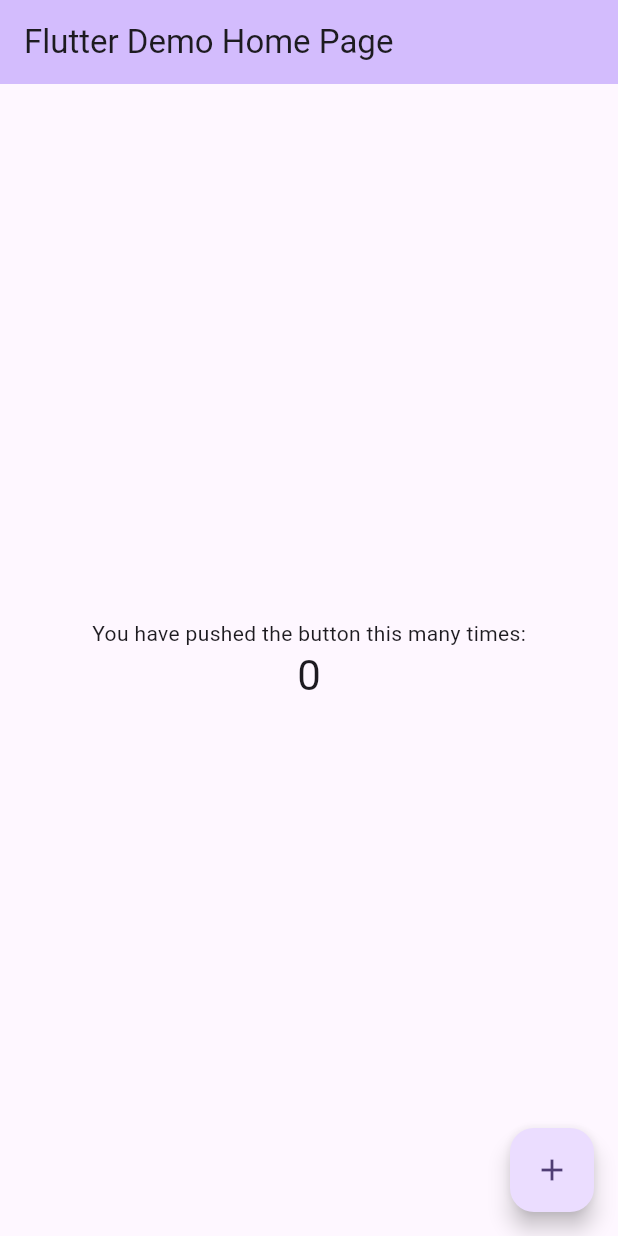
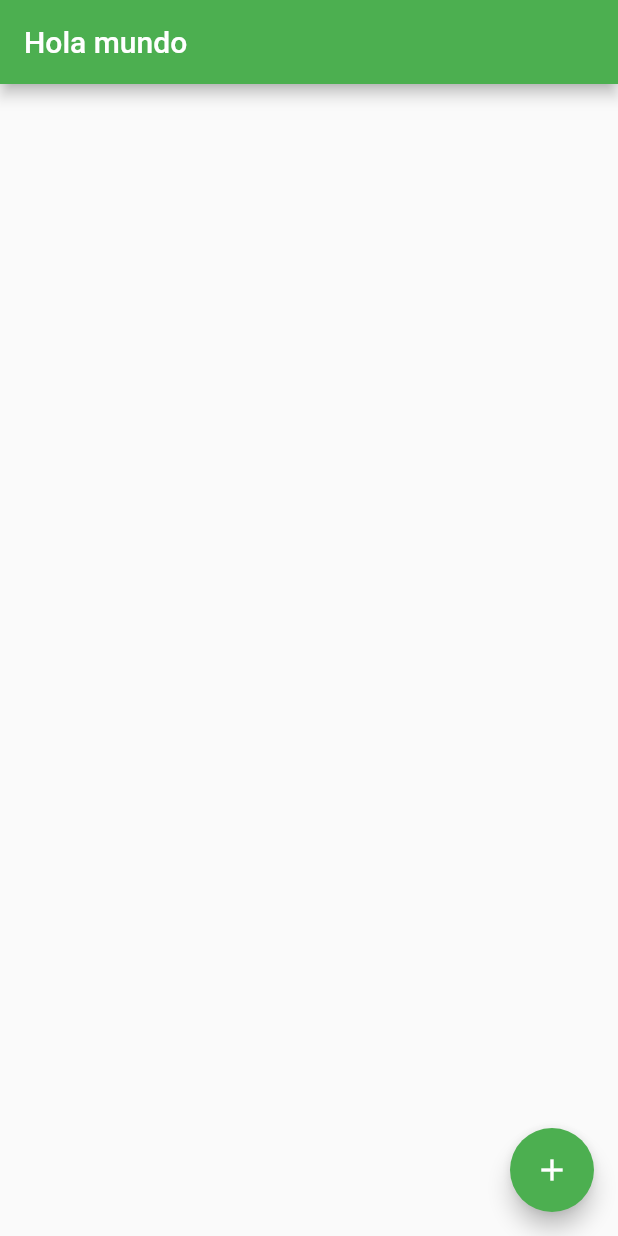
Before and after one commit to Juand4rck12/flutter-projects, a Flutter app: the screen it shows after launch, on a phone screen of 412 x 824 dp. Run offline on Flutter 3.47's test engine with Material 3 defaults, Android fonts, the phone set to English and light mode, and no system bars.

Commit message:
Personalización de widgets

```diff
--- a/teoria_0/lib/main.dart
+++ b/teoria_0/lib/main.dart
@@ -7,115 +7,30 @@ void main() {
 class MyApp extends StatelessWidget {
   const MyApp({super.key});
 
-  // This widget is the root of your application.
   @override
   Widget build(BuildContext context) {
     return MaterialApp(
-      title: 'Flutter Demo',
-      theme: ThemeData(
-        // This is the theme of your application.
-        //
-        // TRY THIS: Try running your application with "flutter run". You'll see
-        // the application has a purple toolbar. Then, without quitting the app,
-        // try changing the seedColor in the colorScheme below to Colors.green
-        // and then invoke "hot reload" (save your changes or press the "hot
-        // reload" button in a Flutter-supported IDE, or press "r" if you used
-        // the command line to start the app).
-        //
-        // Notice that the counter didn't reset back to zero; the application
-        // state is not lost during the reload. To reset the state, use hot
-        // restart instead.
-        //
-        // This works for code too, not just values: Most code changes can be
-        // tested with just a hot reload.
-        colorScheme: .fromSeed(seedColor: Colors.deepPurple),
-      ),
-      home: const MyHomePage(title: 'Flutter Demo Home Page'),
+      theme: ThemeData(useMaterial3: false, primarySwatch: Colors.green),
+      home: RootPage(),
     );
   }
 }
 
-class MyHomePage extends StatefulWidget {
-  const MyHomePage({super.key, required this.title});
-
-  // This widget is the home page of your application. It is stateful, meaning
-  // that it has a State object (defined below) that contains fields that affect
-  // how it looks.
-
-  // This class is the configuration for the state. It holds the values (in this
-  // case the title) provided by the parent (in this case the App widget) and
-  // used by the build method of the State. Fields in a Widget subclass are
-  // always marked "final".
-
-  final String title;
+class RootPage extends StatefulWidget {
+  const RootPage({super.key});
 
   @override
-  State<MyHomePage> createState() => _MyHomePageState();
+  State<RootPage> createState() => _RootPageState();
 }
 
-class _MyHomePageState extends State<MyHomePage> {
-  int _counter = 0;
-
-  void _incrementCounter() {
-    setState(() {
-      // This call to setState tells the Flutter framework that something has
-      // changed in this State, which causes it to rerun the build method below
-      // so that the display can reflect the updated values. If we changed
-      // _counter without calling setState(), then the build method would not be
-      // called again, and so nothing would appear to happen.
-      _counter++;
-    });
-  }
-
+class _RootPageState extends State<RootPage> {
   @override
   Widget build(BuildContext context) {
-    // This method is rerun every time setState is called, for instance as done
-    // by the _incrementCounter method above.
-    //
-    // The Flutter framework has been optimized to make rerunning build methods
-    // fast, so that you can just rebuild anything that needs updating rather
-    // than having to individually change instances of widgets.
     return Scaffold(
-      appBar: AppBar(
-        // TRY THIS: Try changing the color here to a specific color (to
-        // Colors.amber, perhaps?) and trigger a hot reload to see the AppBar
-        // change color while the other colors stay the same.
-        backgroundColor: Theme.of(context).colorScheme.inversePrimary,
-        // Here we take the value from the MyHomePage object that was created by
-        // the App.build method, and use it to set our appbar title.
-        title: Text(widget.title),
-      ),
-      body: Center(
-        // Center is a layout widget. It takes a single child and positions it
-        // in the middle of the parent.
-        child: Column(
-          // Column is also a layout widget. It takes a list of children and
-          // arranges them vertically. By default, it sizes itself to fit its
-          // children horizontally, and tries to be as tall as its parent.
-          //
-          // Column has various properties to control how it sizes itself and
-          // how it positions its children. Here we use mainAxisAlignment to
-          // center the children vertically; the main axis here is the vertical
-          // axis because Columns are vertical (the cross axis would be
-          // horizontal).
-          //
-          // TRY THIS: Invoke "debug painting" (choose the "Toggle Debug Paint"
-          // action in the IDE, or press "p" in the console), to see the
-          // wireframe for each widget.
-          mainAxisAlignment: .center,
-          children: [
-            const Text('You have pushed the button this many times:'),
-            Text(
-              '$_counter',
-              style: Theme.of(context).textTheme.headlineMedium,
-            ),
-          ],
-        ),
-      ),
+      appBar: AppBar(title: const Text("Hola mundo")),
       floatingActionButton: FloatingActionButton(
-        onPressed: _incrementCounter,
-        tooltip: 'Increment',
-        child: const Icon(Icons.add),
+        child: Icon(Icons.add),
+        onPressed: () => {debugPrint("Haz hecho click en el boton")},
       ),
     );
   }
```
